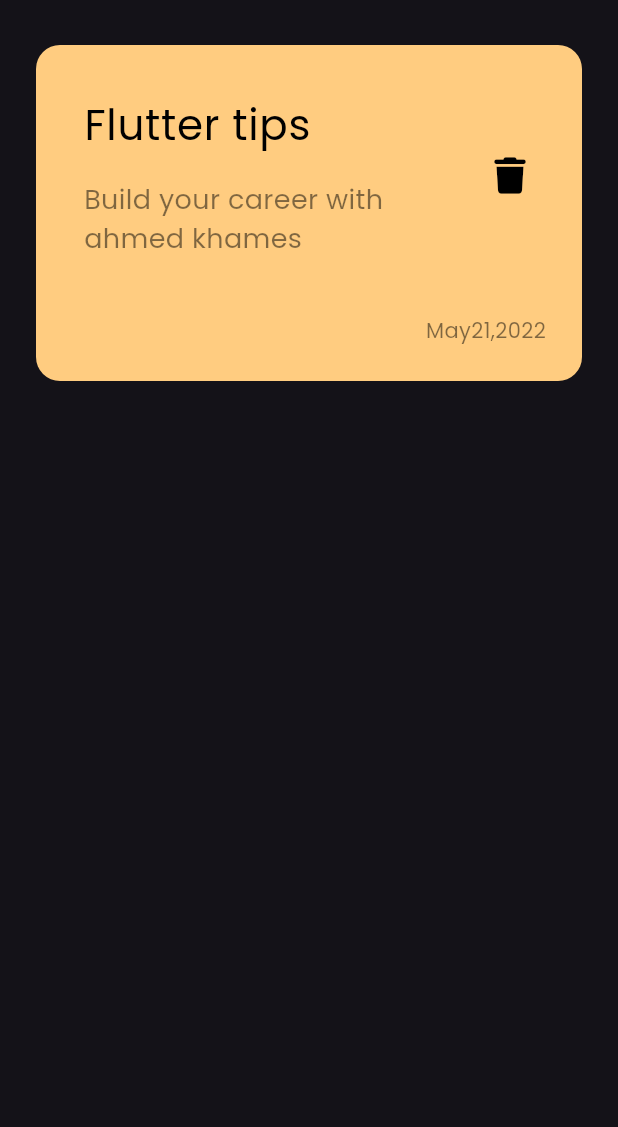
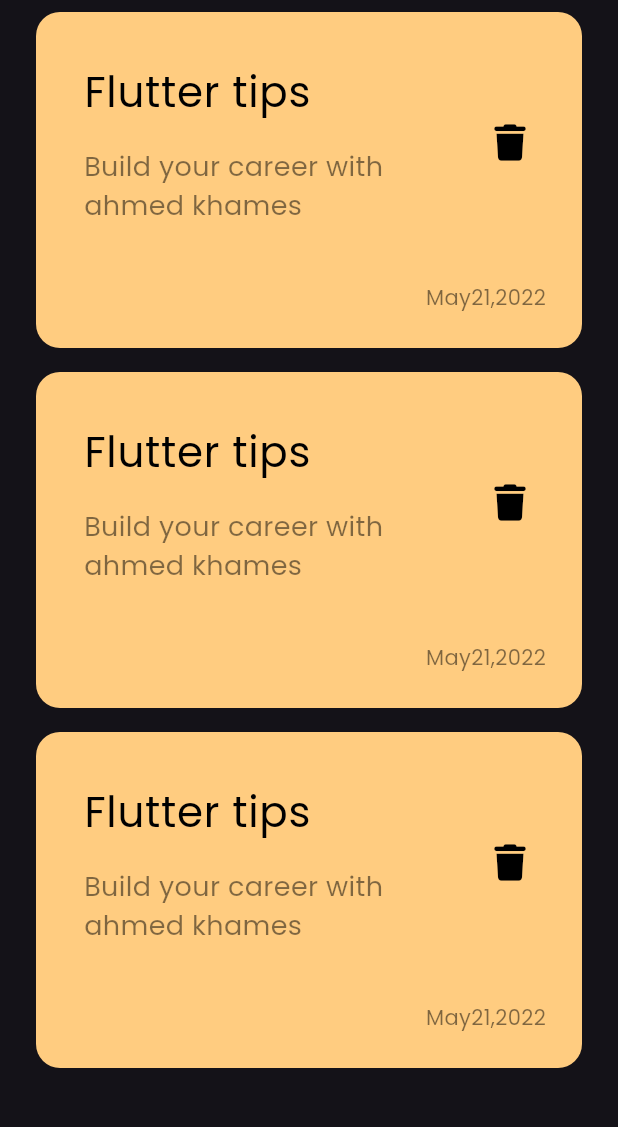
Before and after one commit to Ahmed-Khames2/notes, a Flutter app: the screen it shows after launch, on a phone screen of 412 x 824 dp, the part 105-1232 px from its top. Run offline on Flutter 3.47's test engine with Material 3 defaults, Android fonts, the phone set to English and light mode, and no system bars; our stand-ins replace font_awesome_flutter.

Commit message:
cusom listview of note

```diff
--- a/lib/widgets/Appbarcusom.dart
+++ b/lib/widgets/Appbarcusom.dart
@@ -1,3 +1,5 @@
+// ignore_for_file: file_names
+
 import 'package:flutter/material.dart';
 import 'package:notes_app/widgets/search_icon.dart';
 
@@ -7,11 +9,7 @@ class Appbarcusom extends StatelessWidget {
   @override
   Widget build(BuildContext context) {
     return const Row(
-      // mainAxisAlignment: MainAxisAlignment.spaceBetween,
       children: [
-        SizedBox(
-          height: 100,
-        ),
         Text(
           'Notes',
           style: TextStyle(fontSize: 28, fontWeight: FontWeight.bold),
--- a/lib/widgets/custom_note.dart
+++ b/lib/widgets/custom_note.dart
@@ -7,6 +7,7 @@ class CustomNote extends StatelessWidget {
   @override
   Widget build(BuildContext context) {
     return Container(
+      // margin: const EdgeInsets.only(bottom: 16),
       padding: const EdgeInsets.only(
         top: 24,
         bottom: 24,
@@ -15,7 +16,8 @@ class CustomNote extends StatelessWidget {
       // height: 200,
       // width: double.infinity,
       decoration: BoxDecoration(
-          borderRadius: BorderRadius.circular(16), color: const Color(0xffFFCC80)),
+          borderRadius: BorderRadius.circular(16),
+          color: const Color(0xffFFCC80)),
       child: Column(
         crossAxisAlignment: CrossAxisAlignment.end,
         children: [
--- /dev/null
+++ b/lib/widgets/listview.dart
@@ -0,0 +1,21 @@
+import 'package:flutter/material.dart';
+import 'package:notes_app/widgets/custom_note.dart';
+
+class ListViewWidget extends StatelessWidget {
+  const ListViewWidget({
+    super.key,
+  });
+
+  @override
+  Widget build(BuildContext context) {
+    return ListView.builder(
+      // itemCount: 5,
+      itemBuilder: (context, index) {
+        return const Padding(
+          padding: EdgeInsets.symmetric(vertical: 8),
+          child: CustomNote(),
+        );
+      },
+    );
+  }
+}
--- a/lib/widgets/note_widget.dart
+++ b/lib/widgets/note_widget.dart
@@ -1,6 +1,6 @@
 import 'package:flutter/material.dart';
 import 'package:notes_app/widgets/Appbarcusom.dart';
-import 'package:notes_app/widgets/custom_note.dart';
+import 'package:notes_app/widgets/listview.dart';
 
 class NotesViewBody extends StatelessWidget {
   const NotesViewBody({super.key});
@@ -8,11 +8,11 @@ class NotesViewBody extends StatelessWidget {
   @override
   Widget build(BuildContext context) {
     return const Padding(
-      padding: EdgeInsets.symmetric(horizontal: 24),
+      padding: EdgeInsets.symmetric(horizontal: 24, vertical: 30),
       child: Column(
         children: [
           Appbarcusom(),
-          CustomNote(),
+          Expanded(child: ListViewWidget()),
         ],
       ),
     );
```
